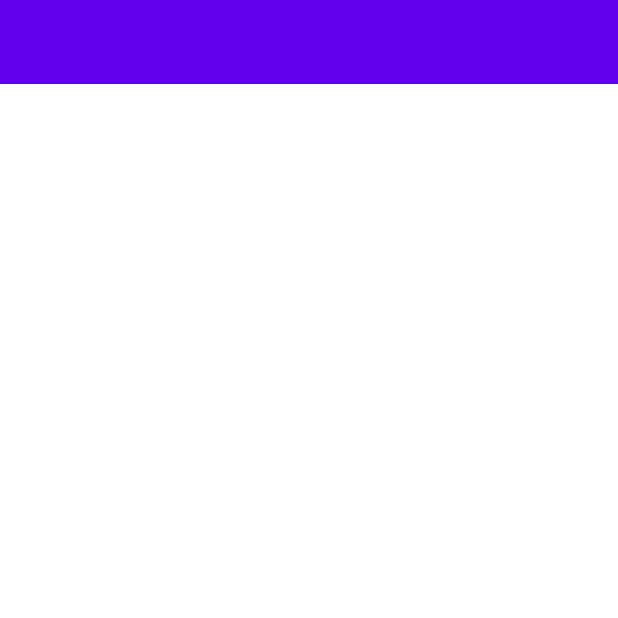
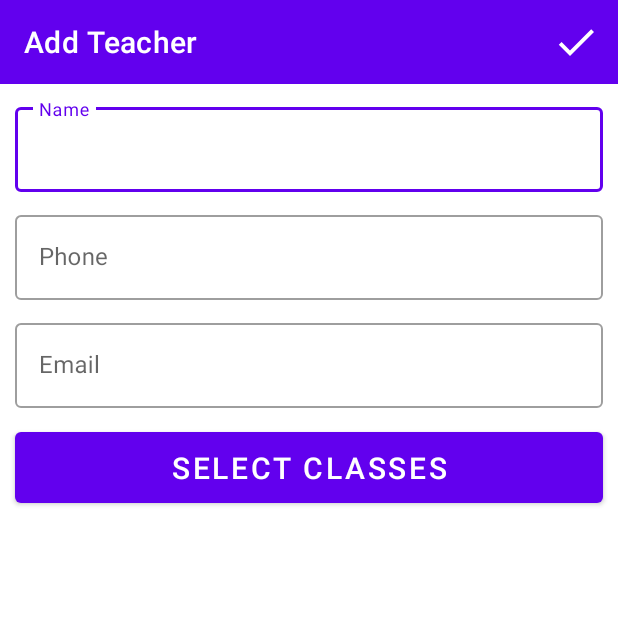
Before and after one commit to zoheirkabuli/Ansarolmahdi, an Android app: the AddTeacher screen opened directly, with no data from a screen before it, on a phone screen of 412 x 824 dp, the top half of it. Run offline under Robolectric (Android 15) with nearby library versions, the light colour scheme and no system bars.

Commit message:
add class info activity multi choice dialog

```diff
--- a/app/src/main/AndroidManifest.xml
+++ b/app/src/main/AndroidManifest.xml
@@ -9,7 +9,8 @@
         android:roundIcon="@mipmap/ic_launcher_round"
         android:supportsRtl="true"
         android:theme="@style/Theme.MaterialComponents.Light.NoActionBar">
-        <activity android:name=".AddTeacher"></activity>
+        <activity android:name=".classInfo"></activity>
+        <activity android:name=".AddTeacher" />
         <activity android:name=".AddStudent" />
         <activity android:name=".AddClass" />
         <activity android:name=".Classes" />
--- a/app/src/main/java/com/example/ansarolmahdi/AddTeacher.java
+++ b/app/src/main/java/com/example/ansarolmahdi/AddTeacher.java
@@ -1,14 +1,67 @@
 package com.example.ansarolmahdi;
 
+import androidx.appcompat.app.AlertDialog;
 import androidx.appcompat.app.AppCompatActivity;
+import androidx.appcompat.widget.Toolbar;
 
+import android.content.DialogInterface;
+import android.graphics.Color;
 import android.os.Bundle;
+import android.view.Menu;
+import android.view.View;
+import android.widget.Button;
+import android.widget.Toast;
 
 public class AddTeacher extends AppCompatActivity {
+
+    private Toolbar tToolbar;
+    private Button selectClasses;
+    String[] items = {"Easy", "Medium", "Hard", "Very Hard"};
+    boolean[] checkItems = {false,false,false,false};
+
 
     @Override
     protected void onCreate(Bundle savedInstanceState) {
         super.onCreate(savedInstanceState);
         setContentView(R.layout.activity_add_teacher);
+        selectClasses = findViewById(R.id.btn_selectclasses);
+        tToolbar = findViewById(R.id.atToolbar);
+
+
+        setSupportActionBar(tToolbar);
+        setTitle("Add Teacher");
+        tToolbar.setTitleTextColor(Color.WHITE);
+
+        selectClasses.setOnClickListener(new View.OnClickListener() {
+            @Override
+            public void onClick(View view) {
+                runAlert();
+            }
+        });
+
+
+    }
+
+    private void runAlert() {
+
+        new AlertDialog.Builder(this)
+                .setTitle("Select")
+                .setCancelable(false)
+                .setMultiChoiceItems(items,checkItems,null)
+                .setPositiveButton("OK", new DialogInterface.OnClickListener() {
+                    @Override
+                    public void onClick(DialogInterface dialogInterface, int i) {
+                        Toast.makeText(AddTeacher.this, "Yes Button clicked", Toast.LENGTH_SHORT).show();
+                    }
+                })
+                .create()
+                .show();
+    }
+
+    @Override
+    public boolean onCreateOptionsMenu(Menu menu) {
+
+        getMenuInflater().inflate(R.menu.toolbar_menu,menu);
+        return true;
     }
 }
--- a/app/src/main/java/com/example/ansarolmahdi/Classes.java
+++ b/app/src/main/java/com/example/ansarolmahdi/Classes.java
@@ -31,7 +31,8 @@ public class Classes extends AppCompatActivity {
         fabTeacher.setOnClickListener(new View.OnClickListener() {
             @Override
             public void onClick(View v) {
-                toast("Teacher");
+                Intent intent = new Intent(Classes.this,AddTeacher.class);
+                startActivity(intent);
             }
         });
 
--- /dev/null
+++ b/app/src/main/java/com/example/ansarolmahdi/classInfo.java
@@ -0,0 +1,14 @@
+package com.example.ansarolmahdi;
+
+import androidx.appcompat.app.AppCompatActivity;
+
+import android.os.Bundle;
+
+public class classInfo extends AppCompatActivity {
+
+    @Override
+    protected void onCreate(Bundle savedInstanceState) {
+        super.onCreate(savedInstanceState);
+        setContentView(R.layout.activity_class_info);
+    }
+}
--- a/app/src/main/res/layout/activity_add_teacher.xml
+++ b/app/src/main/res/layout/activity_add_teacher.xml
@@ -16,4 +16,71 @@
         app:layout_constraintEnd_toEndOf="parent"
         android:background="@color/colorPrimary"/>
 
+    <com.google.android.material.textfield.TextInputLayout
+        android:id="@+id/tName_layout"
+        android:layout_width="match_parent"
+        android:layout_height="wrap_content"
+        app:layout_constraintEnd_toEndOf="parent"
+        app:layout_constraintStart_toStartOf="parent"
+        app:layout_constraintTop_toBottomOf="@+id/atToolbar"
+        android:hint="Name"
+        style="@style/Widget.MaterialComponents.TextInputLayout.OutlinedBox"
+        android:layout_margin="10dp">
+
+        <com.google.android.material.textfield.TextInputEditText
+            android:id="@+id/et_tName"
+            android:layout_width="match_parent"
+            android:layout_height="match_parent"/>
+
+    </com.google.android.material.textfield.TextInputLayout>
+
+    <com.google.android.material.textfield.TextInputLayout
+        android:id="@+id/tPhone_layout"
+        android:layout_width="match_parent"
+        android:layout_height="wrap_content"
+        app:layout_constraintEnd_toEndOf="parent"
+        app:layout_constraintStart_toStartOf="parent"
+        app:layout_constraintTop_toBottomOf="@+id/tName_layout"
+        android:hint="Phone"
+        style="@style/Widget.MaterialComponents.TextInputLayout.OutlinedBox"
+        android:layout_margin="10dp">
+
+        <com.google.android.material.textfield.TextInputEditText
+            android:id="@+id/et_tPhone"
+            android:layout_width="match_parent"
+            android:layout_height="match_parent"
+            android:inputType="phone" />
+
+    </com.google.android.material.textfield.TextInputLayout>
+
+    <com.google.android.material.textfield.TextInputLayout
+        android:id="@+id/tEmail_layout"
+        android:layout_width="match_parent"
+        android:layout_height="wrap_content"
+        app:layout_constraintEnd_toEndOf="parent"
+        app:layout_constraintStart_toStartOf="parent"
+        app:layout_constraintTop_toBottomOf="@+id/tPhone_layout"
+        android:hint="Email"
+        style="@style/Widget.MaterialComponents.TextInputLayout.OutlinedBox"
+        android:layout_margin="10dp">
+
+        <com.google.android.material.textfield.TextInputEditText
+            android:id="@+id/et_tEmail"
+            android:layout_width="match_parent"
+            android:layout_height="match_parent"/>
+
+    </com.google.android.material.textfield.TextInputLayout>
+
+    <Button
+        android:id="@+id/btn_selectclasses"
+        android:layout_width="match_parent"
+        android:layout_height="wrap_content"
+        app:layout_constraintTop_toBottomOf="@id/tEmail_layout"
+        app:layout_constraintEnd_toEndOf="parent"
+        app:layout_constraintStart_toStartOf="parent"
+        android:layout_margin="10dp"
+        android:text="Select classes"
+        android:textSize="20sp"
+        android:padding="10dp"/>
+
 </androidx.constraintlayout.widget.ConstraintLayout>
--- /dev/null
+++ b/app/src/main/res/layout/activity_class_info.xml
@@ -0,0 +1,10 @@
+<?xml version="1.0" encoding="utf-8"?>
+<androidx.constraintlayout.widget.ConstraintLayout
+    xmlns:android="http://schemas.android.com/apk/res/android"
+    xmlns:app="http://schemas.android.com/apk/res-auto"
+    xmlns:tools="http://schemas.android.com/tools"
+    android:layout_width="match_parent"
+    android:layout_height="match_parent"
+    tools:context=".classInfo">
+
+</androidx.constraintlayout.widget.ConstraintLayout>
```
